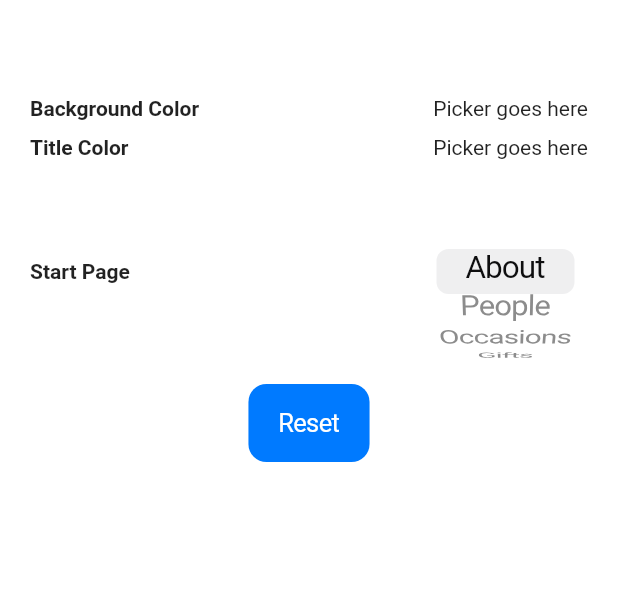
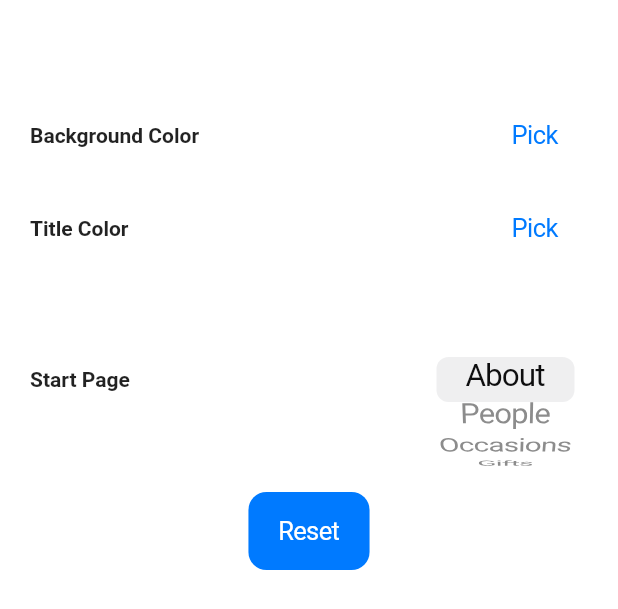
Before and after one commit to mvolkmann/flutter-gift-track, a Flutter app: the SettingsPage widget shown alone on an empty page, opened directly, on a phone screen of 412 x 824 dp. Shown: the top 609 px of the screen. Run offline on Flutter 3.47's test engine with Material 2 defaults, Android fonts, the phone set to English and light mode, and no system bars; our stand-ins replace flutter_colorpicker, geolocator, google_maps_flutter, image_picker, modal_bottom_sheet, sqflite; missing offline and left inert: cupertino_list_tile, just_debounce_it; accounts and stored records are empty.

Commit message:
color picker progress

```diff
--- a/lib/pages/settings_page.dart
+++ b/lib/pages/settings_page.dart
@@ -1,8 +1,10 @@
 import 'package:flutter/cupertino.dart';
+import 'package:flutter/material.dart' show Colors;
 
 import '../extensions/widget_extensions.dart';
 import '../widgets/my_button.dart';
 import './my_page.dart';
+import '../util.dart' show pickColor;
 
 class SettingsPage extends StatefulWidget {
   static const route = '/settings';
@@ -16,6 +18,9 @@ class SettingsPage extends StatefulWidget {
 class _SettingsPageState extends State<SettingsPage> {
   static const pages = ['About', 'People', 'Occasions', 'Gifts', 'Settings'];
   var selectedPage = pages[0];
+
+  Color backgroundColor = Colors.blue;
+  Color titleColor = Colors.white;
 
   @override
   Widget build(BuildContext context) {
@@ -42,14 +47,28 @@ class _SettingsPageState extends State<SettingsPage> {
           mainAxisAlignment: MainAxisAlignment.spaceBetween,
           children: [
             Text('Background Color', style: textStyle),
-            Text('Picker goes here'),
+            MyButton(
+              text: 'Pick',
+              onPressed: () => pickColor(
+                context: context,
+                title: 'Background Color',
+                color: backgroundColor,
+              ),
+            ),
           ],
         ),
         Row(
           mainAxisAlignment: MainAxisAlignment.spaceBetween,
           children: [
             Text('Title Color', style: textStyle),
-            Text('Picker goes here'),
+            MyButton(
+              text: 'Pick',
+              onPressed: () => pickColor(
+                context: context,
+                title: 'Title Color',
+                color: titleColor,
+              ),
+            ),
           ],
         ),
         Row(
--- a/pubspec.yaml
+++ b/pubspec.yaml
@@ -43,6 +43,7 @@ dependencies:
   path: ^1.8.0
   provider: ^6.0.2
   sqflite: ^2.0.2
+  flutter_colorpicker: ^1.0.3
 
 dev_dependencies:
   flutter_test:
```
Also changed, not shown: lib/util.dart (+34 -0 lines), pubspec.lock.
